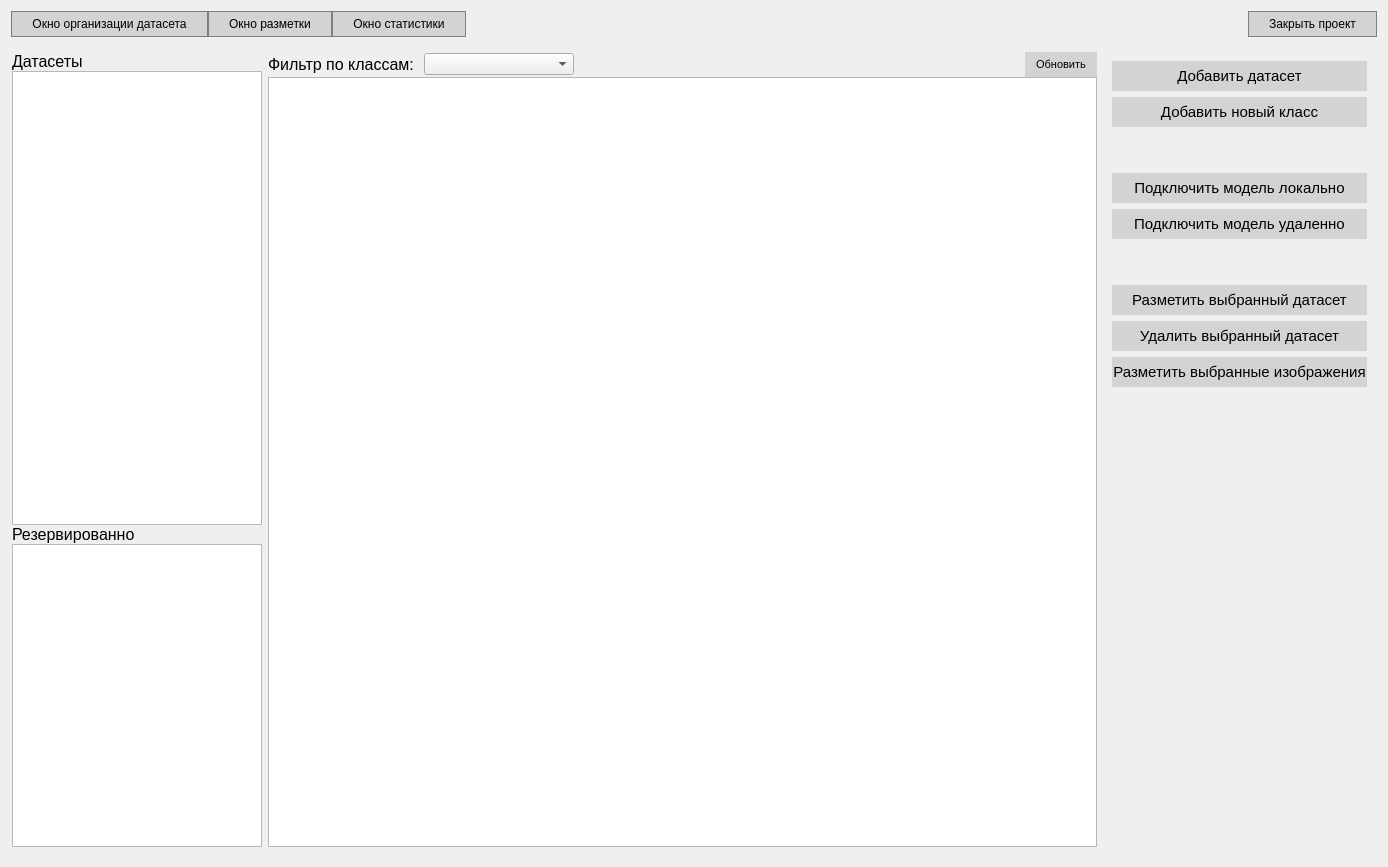
ivansoya/neural-master, file desktop_app/design/dataset_page.ui: the form before one commit.
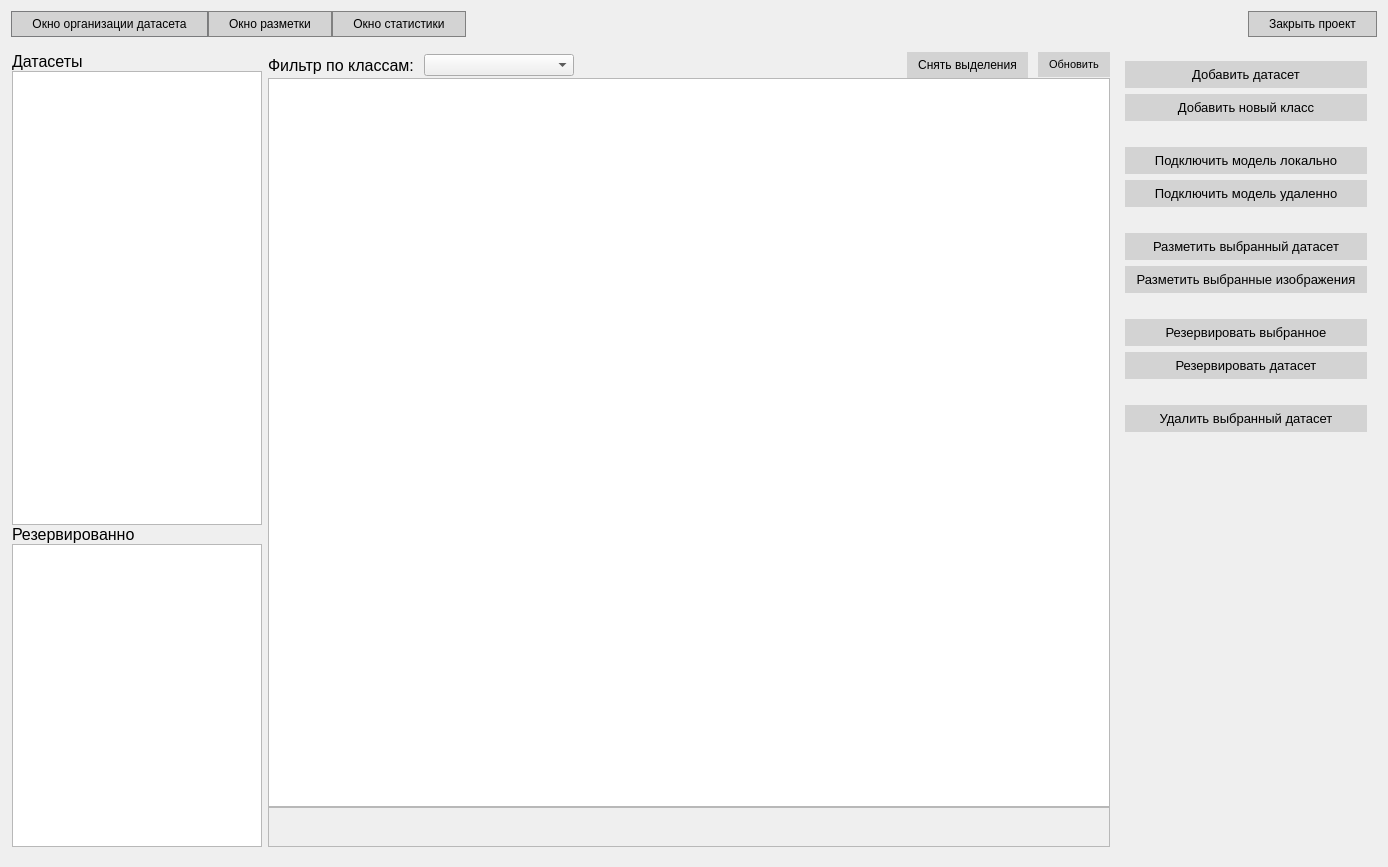
The form after the commit. Custom widgets are drawn as their Qt base class.

Diff of the .ui file:
```diff
--- a/desktop_app/design/dataset_page.ui
+++ b/desktop_app/design/dataset_page.ui
@@ -259,6 +259,18 @@
             </property>
            </spacer>
           </item>
+          <item>
+           <widget class="QPushButton" name="button_reset_selected">
+            <property name="styleSheet">
+             <string notr="true">QPushButton {
+	padding: 5px 10px
+}</string>
+            </property>
+            <property name="text">
+             <string>Снять выделения</string>
+            </property>
+           </widget>
+          </item>
           <item>
            <widget class="QPushButton" name="button_refresh">
             <property name="font">
@@ -291,6 +303,35 @@
           </property>
          </widget>
         </item>
+        <item>
+         <widget class="QScrollArea" name="scroll_classes">
+          <property name="maximumSize">
+           <size>
+            <width>16777215</width>
+            <height>40</height>
+           </size>
+          </property>
+          <property name="verticalScrollBarPolicy">
+           <enum>Qt::ScrollBarAlwaysOff</enum>
+          </property>
+          <property name="horizontalScrollBarPolicy">
+           <enum>Qt::ScrollBarAsNeeded</enum>
+          </property>
+          <property name="widgetResizable">
+           <bool>true</bool>
+          </property>
+          <widget class="QWidget" name="scrollAreaWidgetContents">
+           <property name="geometry">
+            <rect>
+             <x>0</x>
+             <y>0</y>
+             <width>842</width>
+             <height>38</height>
+            </rect>
+           </property>
+          </widget>
+         </widget>
+        </item>
        </layout>
       </item>
       <item>
@@ -306,7 +347,7 @@
           <widget class="QPushButton" name="button_add_dataset">
            <property name="font">
             <font>
-             <pointsize>11</pointsize>
+             <pointsize>10</pointsize>
             </font>
            </property>
            <property name="text">
@@ -318,7 +359,7 @@
           <widget class="QPushButton" name="button_add_class">
            <property name="font">
             <font>
-             <pointsize>11</pointsize>
+             <pointsize>10</pointsize>
             </font>
            </property>
            <property name="text">
@@ -337,7 +378,7 @@
            <property name="sizeHint" stdset="0">
             <size>
              <width>20</width>
-             <height>40</height>
+             <height>20</height>
             </size>
            </property>
           </spacer>
@@ -346,7 +387,7 @@
           <widget class="QPushButton" name="button_set_model_local">
            <property name="font">
             <font>
-             <pointsize>11</pointsize>
+             <pointsize>10</pointsize>
             </font>
            </property>
            <property name="text">
@@ -358,7 +399,7 @@
           <widget class="QPushButton" name="button_set_model_remote">
            <property name="font">
             <font>
-             <pointsize>11</pointsize>
+             <pointsize>10</pointsize>
             </font>
            </property>
            <property name="text">
@@ -377,7 +418,7 @@
            <property name="sizeHint" stdset="0">
             <size>
              <width>20</width>
-             <height>40</height>
+             <height>20</height>
             </size>
            </property>
           </spacer>
@@ -386,7 +427,7 @@
           <widget class="QPushButton" name="button_dataset_to_annotation">
            <property name="font">
             <font>
-             <pointsize>11</pointsize>
+             <pointsize>10</pointsize>
             </font>
            </property>
            <property name="text">
@@ -394,23 +435,11 @@
            </property>
           </widget>
          </item>
-         <item>
-          <widget class="QPushButton" name="button_delete_dataset">
-           <property name="font">
-            <font>
-             <pointsize>11</pointsize>
-            </font>
-           </property>
-           <property name="text">
-            <string>Удалить выбранный датасет</string>
-           </property>
-          </widget>
-         </item>
          <item>
           <widget class="QPushButton" name="button_selected_to_annotate">
            <property name="font">
             <font>
-             <pointsize>11</pointsize>
+             <pointsize>10</pointsize>
             </font>
            </property>
            <property name="text">
@@ -418,6 +447,74 @@
            </property>
           </widget>
          </item>
+         <item>
+          <spacer name="verticalSpacer_4">
+           <property name="orientation">
+            <enum>Qt::Vertical</enum>
+           </property>
+           <property name="sizeType">
+            <enum>QSizePolicy::Fixed</enum>
+           </property>
+           <property name="sizeHint" stdset="0">
+            <size>
+             <width>20</width>
+             <height>20</height>
+            </size>
+           </property>
+          </spacer>
+         </item>
+         <item>
+          <widget class="QPushButton" name="button_move_selected_to_reserved">
+           <property name="font">
+            <font>
+             <pointsize>10</pointsize>
+            </font>
+           </property>
+           <property name="text">
+            <string>Резервировать выбранное</string>
+           </property>
+          </widget>
+         </item>
+         <item>
+          <widget class="QPushButton" name="button_move_dataset_to_reserved">
+           <property name="font">
+            <font>
+             <pointsize>10</pointsize>
+            </font>
+           </property>
+           <property name="text">
+            <string>Резервировать датасет</string>
+           </property>
+          </widget>
+         </item>
+         <item>
+          <spacer name="verticalSpacer_5">
+           <property name="orientation">
+            <enum>Qt::Vertical</enum>
+           </property>
+           <property name="sizeType">
+            <enum>QSizePolicy::Fixed</enum>
+           </property>
+           <property name="sizeHint" stdset="0">
+            <size>
+             <width>20</width>
+             <height>20</height>
+            </size>
+           </property>
+          </spacer>
+         </item>
+         <item>
+          <widget class="QPushButton" name="button_delete_dataset">
+           <property name="font">
+            <font>
+             <pointsize>10</pointsize>
+            </font>
+           </property>
+           <property name="text">
+            <string>Удалить выбранный датасет</string>
+           </property>
+          </widget>
+         </item>
          <item>
           <spacer name="verticalSpacer_3">
            <property name="orientation">
```
